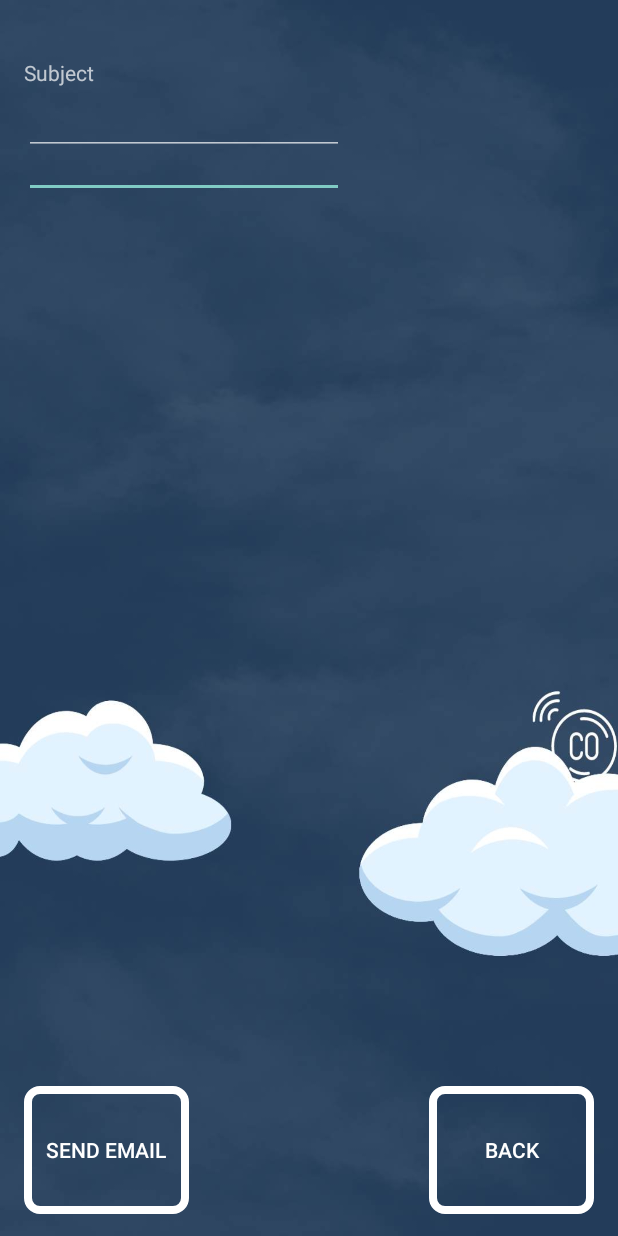
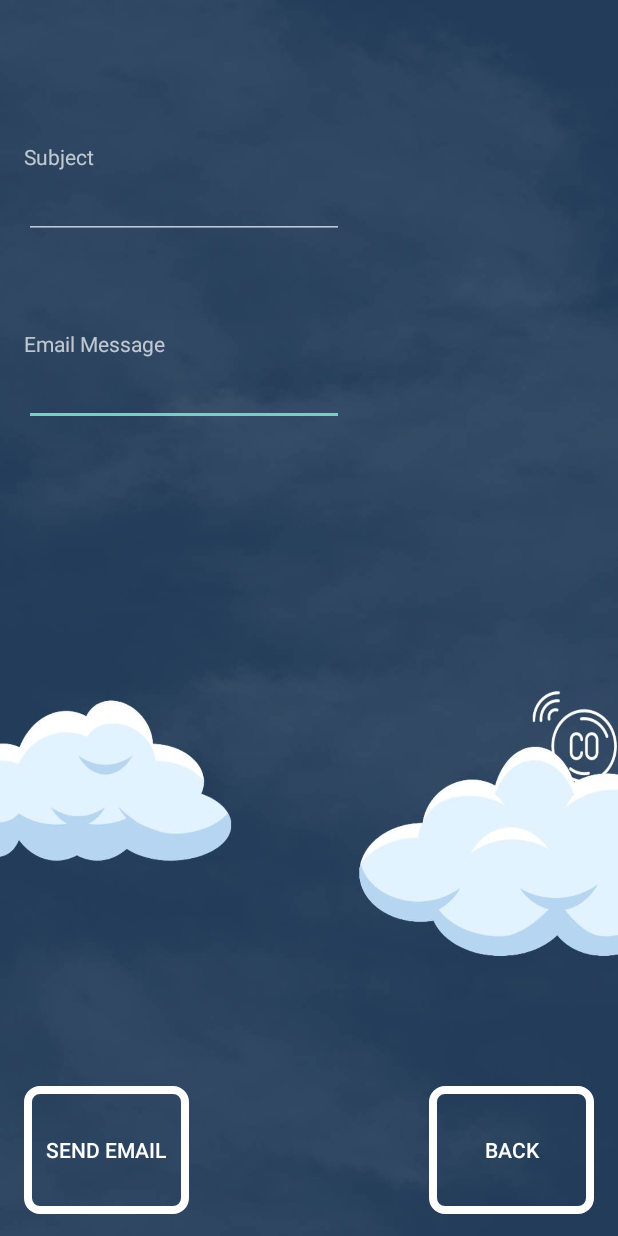
Before and after one commit to borapaul/AndroidApp, an Android app: the ContactActivity screen opened directly, with no data from a screen before it, on a phone screen of 412 x 824 dp. Run offline under Robolectric (Android 15) with nearby library versions, the phone set to English and light mode, and no system bars; our stand-ins replace Volley; libraries missing offline, so code that uses them is left out: com.github.mikephil.charting; network calls fail; 5 statements that could not run were skipped.

Commit message:
Last details

```diff
--- a/app/src/main/java/com/example/borapaulco2mobileapp/LogIn.java
+++ b/app/src/main/java/com/example/borapaulco2mobileapp/LogIn.java
@@ -14,8 +14,6 @@ import com.example.borapaulco2mobileapp.utils.DBUtils;
 public class LogIn extends AppCompatActivity {
     private static final String DEFAULT_EMAIL_MESSAGE = "The threshold was reached, you must check the room.";
     private static final String DEFAULT_EMAIL_SUBJECT = "CO level RISING";
-
-    private static final int LOG_IN_ACTIVITY_CODE = 1;
 
     private Button mLoginButton;
     private EditText mEmailEditText;
--- a/app/src/main/res/layout/activity_contact.xml
+++ b/app/src/main/res/layout/activity_contact.xml
@@ -11,41 +11,36 @@
         android:id="@+id/emailMessage"
         android:layout_width="wrap_content"
         android:layout_height="wrap_content"
-        android:layout_marginTop="56dp"
-        android:layout_marginBottom="692dp"
         android:ems="10"
         android:gravity="start|top"
         android:inputType="textMultiLine"
-        app:layout_constraintBottom_toBottomOf="parent"
         app:layout_constraintEnd_toEndOf="parent"
         app:layout_constraintHorizontal_bias="0.079"
         app:layout_constraintStart_toStartOf="parent"
-        app:layout_constraintTop_toBottomOf="@+id/customSubjectValue" />
+        app:layout_constraintTop_toBottomOf="@+id/EmailTextView" />
 
     <TextView
         android:id="@+id/EmailTextView"
         android:layout_width="wrap_content"
         android:layout_height="wrap_content"
+        android:layout_marginTop="60dp"
         android:text="Email Message"
-        app:layout_constraintBottom_toTopOf="@+id/emailMessage"
         app:layout_constraintEnd_toEndOf="parent"
         app:layout_constraintHorizontal_bias="0.05"
         app:layout_constraintStart_toStartOf="parent"
-        app:layout_constraintTop_toBottomOf="@+id/emailSubject"
-        app:layout_constraintVertical_bias="1.0" />
+        app:layout_constraintTop_toBottomOf="@+id/emailSubject" />
 
     <EditText
         android:id="@+id/emailSubject"
         android:layout_width="wrap_content"
         android:layout_height="wrap_content"
-        android:layout_marginTop="56dp"
         android:ems="10"
         app:layout_constraintBottom_toBottomOf="parent"
         app:layout_constraintEnd_toEndOf="parent"
         app:layout_constraintHorizontal_bias="0.079"
         app:layout_constraintStart_toStartOf="parent"
         app:layout_constraintTop_toTopOf="parent"
-        app:layout_constraintVertical_bias="0.003" />
+        app:layout_constraintVertical_bias="0.146" />
 
     <TextView
         android:id="@+id/SubjectTextView"
--- a/app/src/main/res/values/strings.xml
+++ b/app/src/main/res/values/strings.xml
@@ -30,4 +30,5 @@
     <string name="emailSwitch">Turn off Emails</string>
     <string name="idTextView"> ID</string>
     <string name="sendButton"> Send Email</string>
+    <string name= "EvaluationTime"> Evaluation Time(Sec)</string>
 </resources>
```
Also changed, not shown: app/src/main/java/com/example/borapaulco2mobileapp/SenzorValueActivity.java (+40 -6 lines), app/src/main/java/com/example/borapaulco2mobileapp/Settings.java (+21 -12 lines), app/src/main/res/layout/activity_main.xml (+31 -8 lines).
